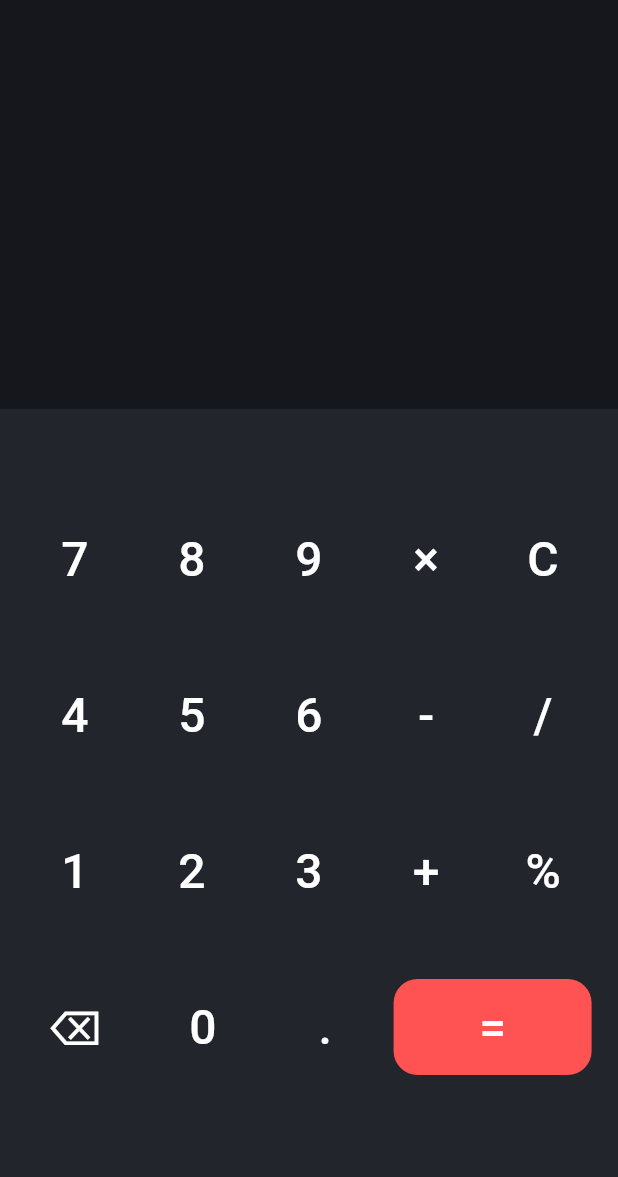
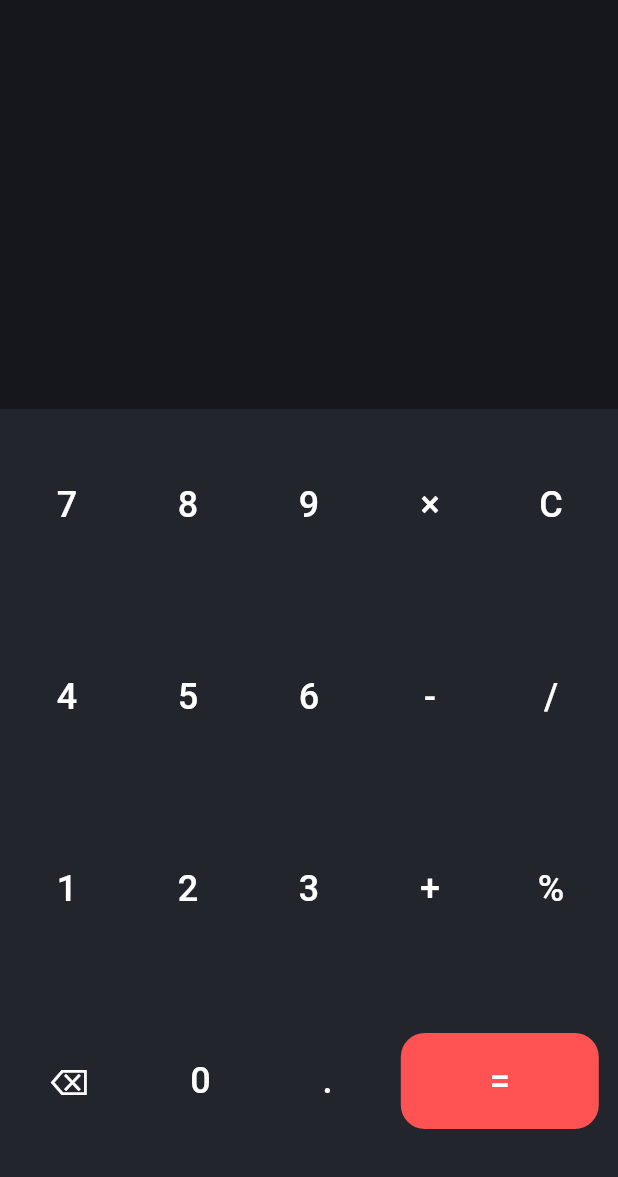
Before and after one commit to MoeZalzala11/Flutter_Calculator, a Flutter app: the screen it shows after launch, on a phone screen of 412 x 824 dp, the part 59-1236 px from its top. Run offline on Flutter 3.47's test engine with Material 2 defaults, Android fonts, the phone set to English and light mode, and no system bars.

Commit message:
the app works in horizantal mode

```diff
--- a/lib/calculator_button.dart
+++ b/lib/calculator_button.dart
@@ -21,10 +21,10 @@ class CalculatorButton extends StatelessWidget {
   @override
   Widget build(BuildContext context) {
     return SizedBox(
-      height: height,
-      width: width,
+      // height: height,
+      // width: width,
       child: ConstrainedBox(
-        constraints: BoxConstraints(maxHeight: height, maxWidth: width),
+        constraints: BoxConstraints(minHeight: height, minWidth: width),
         child: TextButton(
           style: TextButton.styleFrom(
             backgroundColor: backgroundColor,
@@ -37,7 +37,7 @@ class CalculatorButton extends StatelessWidget {
           child: Text(
             label,
             style: const TextStyle(
-              fontSize: 32,
+              fontSize: 24,
               fontWeight: FontWeight.w500,
               color: Colors.white,
             ),
--- a/lib/calculator_home_screen.dart
+++ b/lib/calculator_home_screen.dart
@@ -107,7 +107,8 @@ class _CalculatorHomePageState extends State<CalculatorHomePage> {
   @override
   Widget build(BuildContext context) {
     return SizedBox(
-      width: double.infinity,
+      width: MediaQuery.of(context).size.width,
+      height: MediaQuery.of(context).size.height,
       child: Column(
         crossAxisAlignment: CrossAxisAlignment.start,
         mainAxisAlignment: MainAxisAlignment.start,
@@ -115,7 +116,7 @@ class _CalculatorHomePageState extends State<CalculatorHomePage> {
           Expanded(
               flex: 1,
               child: Container(
-                padding: const EdgeInsets.fromLTRB(16, 8, 0, 0),
+                padding: const EdgeInsets.fromLTRB(16, 0, 0, 0),
                 width: double.infinity,
                 child: Column(
                   crossAxisAlignment: CrossAxisAlignment.start,
@@ -123,34 +124,33 @@ class _CalculatorHomePageState extends State<CalculatorHomePage> {
                   children: [
                     Text(
                       firstInput + operator + secondInput,
-                      style: const TextStyle(
-                          fontSize: 32,
+                      style: TextStyle(
+                          fontSize:
+                              24 * MediaQuery.of(context).textScaleFactor,
                           color: Colors.white70,
                           fontWeight: FontWeight.w300),
                     ),
-                    //SizedBox(height:10),
                     Text(
                       result,
-                      style: const TextStyle(
-                          fontSize: 48, fontWeight: FontWeight.w500),
+                      style: TextStyle(
+                          fontSize:
+                              32 * MediaQuery.of(context).textScaleFactor,
+                          fontWeight: FontWeight.w500),
                     ),
-                    const SizedBox(
-                      height: 10,
-                    )
                   ],
                 ),
               )),
           Expanded(
             flex: 2,
             child: Container(
-              width: double.infinity,
-              padding: const EdgeInsets.fromLTRB(8, 24, 8, 24),
               color: const Color(0xff23252D),
               child: Column(
                 crossAxisAlignment: CrossAxisAlignment.center,
                 mainAxisAlignment: MainAxisAlignment.center,
                 children: [
-                  Row(
+                  Expanded(
+                    flex: 1,
+                    child: Row(
                       mainAxisAlignment: MainAxisAlignment.spaceEvenly,
                       children: [
                         getCalculatorButton(
@@ -180,8 +180,10 @@ class _CalculatorHomePageState extends State<CalculatorHomePage> {
                         ),
                       ],
                     ),
-                  const SizedBox(height: 8),
-                  Row(
+                  ),
+                  Expanded(
+                    flex: 1,
+                    child: Row(
                       mainAxisAlignment: MainAxisAlignment.spaceEvenly,
                       children: [
                         getCalculatorButton(
@@ -211,8 +213,10 @@ class _CalculatorHomePageState extends State<CalculatorHomePage> {
                         ),
                       ],
                     ),
-                  const SizedBox(height: 8),
-                  Row(
+                  ),
+                  Expanded(
+                    flex: 1,
+                    child: Row(
                       mainAxisAlignment: MainAxisAlignment.spaceEvenly,
                       children: [
                         getCalculatorButton(
@@ -242,8 +246,10 @@ class _CalculatorHomePageState extends State<CalculatorHomePage> {
                         ),
                       ],
                     ),
-                  const SizedBox(height: 8),
-                  Row(
+                  ),
+                  Expanded(
+                    flex: 1,
+                    child: Row(
                       mainAxisAlignment: MainAxisAlignment.spaceEvenly,
                       children: [
                         getCalculatorButton(
@@ -276,6 +282,7 @@ class _CalculatorHomePageState extends State<CalculatorHomePage> {
                         ),
                       ],
                     ),
+                  ),
                 ],
               ),
             ),
```
Lines whose indentation alone changed are shown as unchanged.
